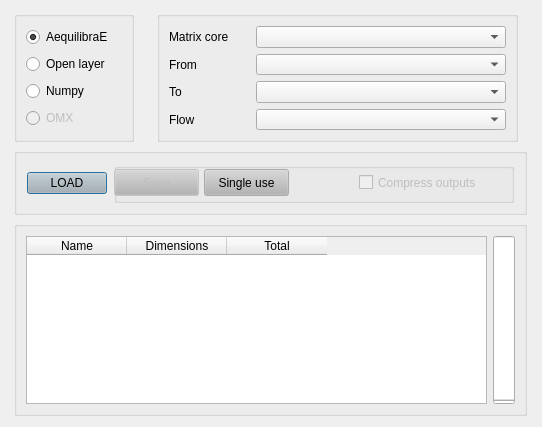
This is qaequilibrae/modules/matrix_procedures/forms/ui_matrix_loader.ui in AequilibraE/qaequilibrae as Qt 5 draws it before an edit. The edited form follows.
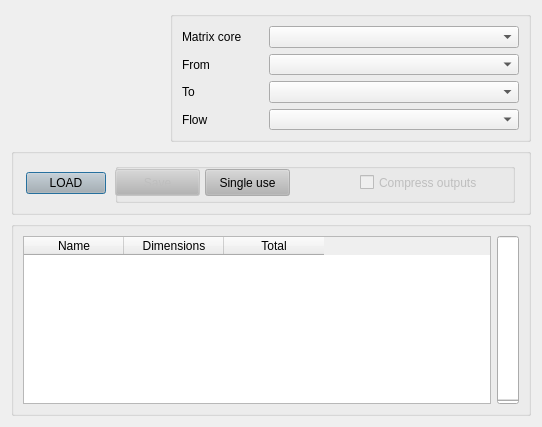
This is the edited form. Icons and pictures are not drawn.

Commit message:
Fixes matrix importer (#225)
* Changes Load Matrix

* Adds working thread

* Changes matrices import

* Adds test

* Closes widgets

* Closes widgets

* Adds external files

* Black

* Removes unused imports

* Revert "Removes unused imports"

This reverts commit 937b7a7cf2cc0fd72fd7188e191f2eae18aa98cf.

* Changes in test_load_matrix

* Changes test_load_matrix

* Update load_matrix_dialog.py

* Fixes load matrix test

* Update test_load_matrix.py

* Adds translatable files

---------

The edit to the form file:
```diff
--- a/qaequilibrae/modules/matrix_procedures/forms/ui_matrix_loader.ui
+++ b/qaequilibrae/modules/matrix_procedures/forms/ui_matrix_loader.ui
@@ -145,64 +145,6 @@
      </layout>
     </widget>
    </item>
-   <item row="0" column="0">
-    <widget class="QGroupBox" name="groupBox">
-     <property name="sizePolicy">
-      <sizepolicy hsizetype="Fixed" vsizetype="Fixed">
-       <horstretch>0</horstretch>
-       <verstretch>0</verstretch>
-      </sizepolicy>
-     </property>
-     <property name="minimumSize">
-      <size>
-       <width>120</width>
-       <height>131</height>
-      </size>
-     </property>
-     <layout class="QGridLayout" name="gridLayout_4">
-      <item row="0" column="0">
-       <widget class="QRadioButton" name="radio_aeq_matrix">
-        <property name="enabled">
-         <bool>true</bool>
-        </property>
-        <property name="text">
-         <string>AequilibraE</string>
-        </property>
-        <property name="checked">
-         <bool>true</bool>
-        </property>
-       </widget>
-      </item>
-      <item row="1" column="0">
-       <widget class="QRadioButton" name="radio_layer_matrix">
-        <property name="text">
-         <string>Open layer</string>
-        </property>
-        <property name="checked">
-         <bool>false</bool>
-        </property>
-       </widget>
-      </item>
-      <item row="2" column="0">
-       <widget class="QRadioButton" name="radio_npy_matrix">
-        <property name="text">
-         <string>Numpy</string>
-        </property>
-       </widget>
-      </item>
-      <item row="3" column="0">
-       <widget class="QRadioButton" name="radio_omx_matrix">
-        <property name="enabled">
-         <bool>false</bool>
-        </property>
-        <property name="text">
-         <string>OMX</string>
-        </property>
-       </widget>
-      </item>
-     </layout>
-    </widget>
-   </item>
    <item row="2" column="0" colspan="2">
     <widget class="QGroupBox" name="group_list">
      <property name="sizePolicy">
```
Left out of the diff: 6 changed lines with no effect on the pictures. The commit also changes 5 other files.
